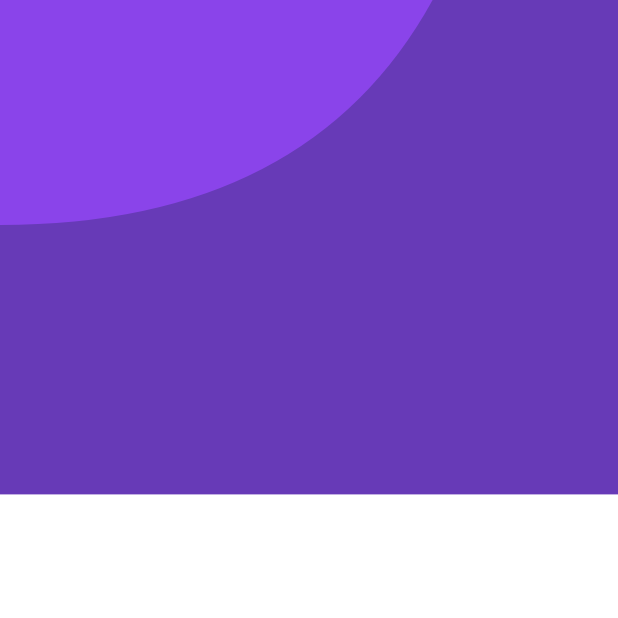
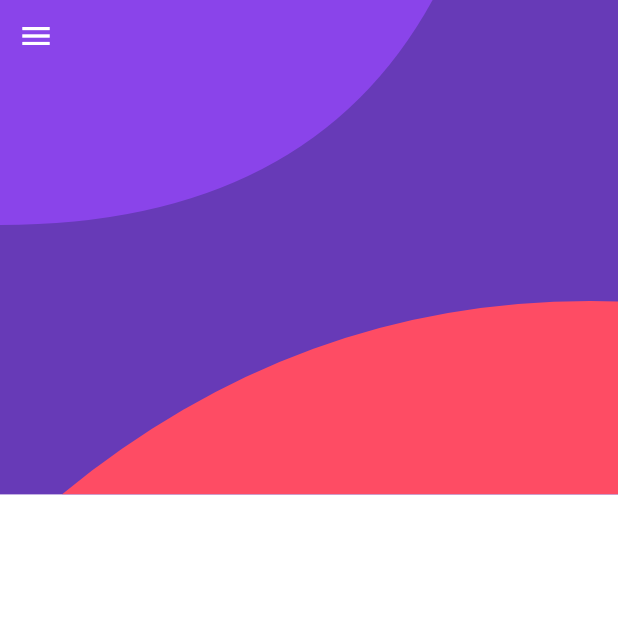
Before and after one commit to excelitai-gunjon/crm, a Flutter app: the screen it shows after launch, on a phone screen of 412 x 824 dp, the top half of it. Run offline on Flutter 3.47's test engine with Material 2 defaults, Android fonts, the phone set to English and light mode, and no system bars.

Commit message:
fix- clippath

```diff
--- a/lib/homepage.dart
+++ b/lib/homepage.dart
@@ -14,12 +14,13 @@ class _HomePageState extends State<HomePage> {
     return SizedBox(
       height: size.height,
       width: size.width,
+      child: SafeArea(
         child: Scaffold(
           backgroundColor: Colors.white,
           body: Stack(
             children: [
               Container(
-              height: MediaQuery.of(context).size.height*.4, //255,
+                height: MediaQuery.of(context).size.height * .4, //255,
                 width: MediaQuery.of(context).size.width,
                 color: Colors.deepPurple,
                 child: Stack(
@@ -27,8 +28,7 @@ class _HomePageState extends State<HomePage> {
                     Align(
                       alignment: Alignment.topLeft,
                       child: ClipPath(
-                      clipper: MyCustomClipper(),
-                      child: SafeArea(
+                        clipper: MyCustomClipperTop(),
                         child: Container(
                           width: MediaQuery.of(context).size.width, //200,
                           height:
@@ -38,35 +38,84 @@ class _HomePageState extends State<HomePage> {
                         ),
                       ),
                     ),
-                  )
+                    Align(
+                      alignment: Alignment.bottomLeft,
+                      child: ClipPath(
+                        clipper: MyCustomClipperBottom(),
+                        child: SafeArea(
+                          child: Container(
+                            width: MediaQuery.of(context).size.width, //200,
+                            height:
+                                150, //MediaQuery.of(context).size.height*.5,//200,
+                            color: Color(0xFFFE4C64),
+                            child: Row(),
+                          ),
+                        ),
+                      ),
+                    ),
+                    Align(
+                      alignment: Alignment.topLeft,
+                      child: IconButton(
+                        icon: const Icon(
+                          Icons.menu,
+                          color: Colors.white,
+                        ),
+                        onPressed: () {},
+                      ),
+                    ),
                   ],
                 ),
               )
             ],
           ),
         ),
+      ),
     );
   }
 }
 
-class MyCustomClipper extends CustomClipper<Path>{
+class MyCustomClipperTop extends CustomClipper<Path> {
   @override
-  Path getClip(Size size){
+  Path getClip(Size size) {
     Path path = Path();
     path.moveTo(0, 0);
     path.lineTo(0, size.height);
     path.quadraticBezierTo(
-      size.width/2,
+      size.width / 2,
       size.height,
       size.width * .7,
-      size.height*0,
+      size.height * 0,
     );
     path.lineTo(size.width * .7, 0); //size.height);
     return path;
   }
+
   @override
   bool shouldReclip(covariant CustomClipper oldClipper) {
     // TODO: implement shouldReclip
     throw UnimplementedError();
   }
 }
+
+class MyCustomClipperBottom extends CustomClipper<Path> {
+  @override
+  Path getClip(Size size) {
+    Path path = Path();
+    path.moveTo(size.width, size.height);
+    path.lineTo(size.width, size.height / 7);
+    path.quadraticBezierTo(
+      size.width / 2,
+      size.height / 10,
+      size.width / 10,
+      size.height,
+    );
+    path.lineTo(size.width / 7, size.height); //size.height);
+    return path;
+  }
+
+  @override
+  bool shouldReclip(covariant CustomClipper oldClipper) {
+    // TODO: implement shouldReclip
+    throw UnimplementedError();
+  }
+}
```
Lines whose indentation alone changed are shown as unchanged.
